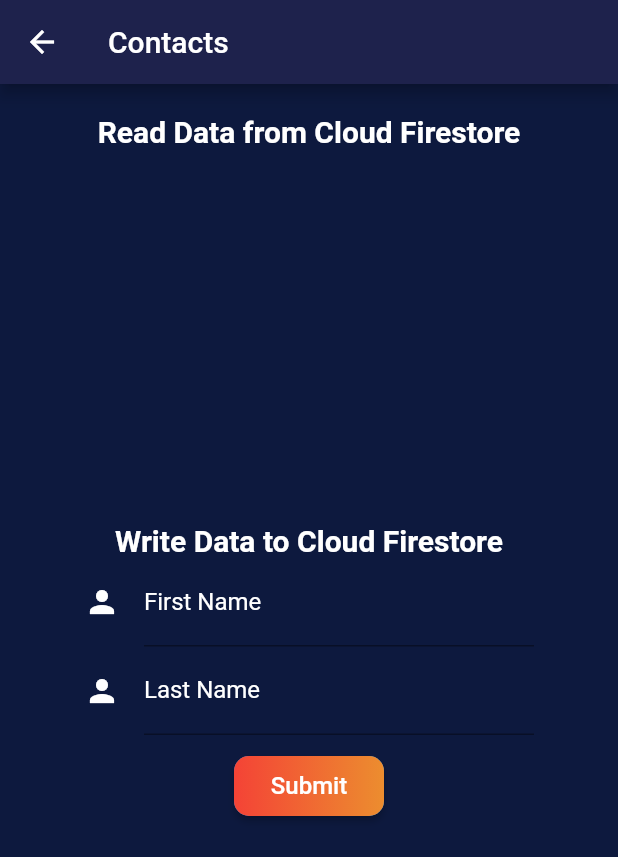
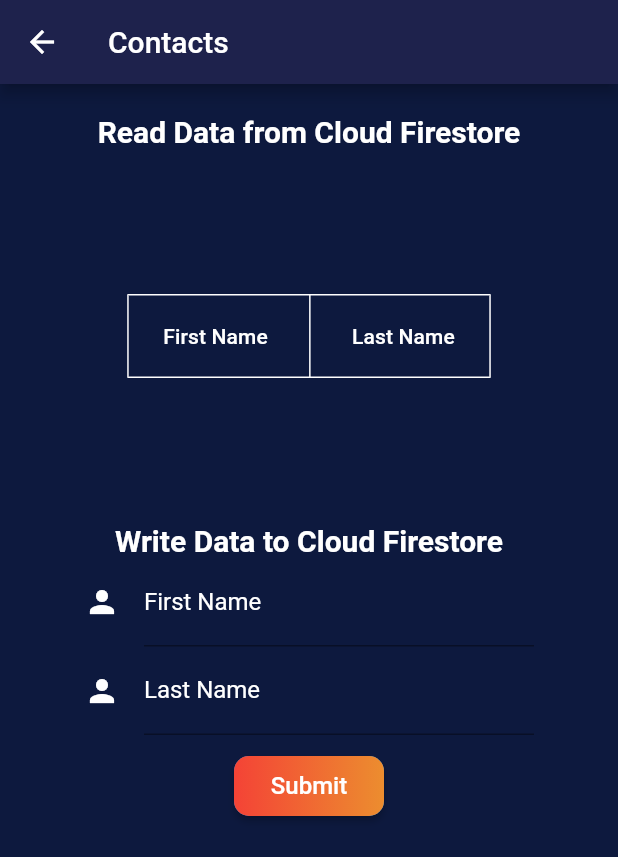
Before and after one commit to Alejandro-HUB/Aloz, a Flutter app: the ContactsSearchPage screen opened directly, on a phone screen of 412 x 824 dp. Shown: the top 857 px of the screen. Run offline on Flutter 3.47's test engine with Material 2 defaults, Android fonts, the phone set to English and light mode, and no system bars; our stand-ins replace cloud_firestore, curved_navigation_bar, email_validator, file_picker, firebase_auth, firebase_core and 2 more; missing offline and left inert: firedart; accounts and stored records are empty.

Commit message:
added contact model and data is now shown in tabular format

```diff
--- a/lib/Helpers/Firebase/storage_service.dart
+++ b/lib/Helpers/Firebase/storage_service.dart
@@ -5,7 +5,6 @@
 import 'package:firebase_storage/firebase_storage.dart';
 import 'package:firedart/firestore/firestore.dart';
 import 'package:flutter/material.dart';
-
 import '../Constants/Styling.dart';
 
 class Storage {
--- /dev/null
+++ b/lib/Helpers/Tables/TableHelpers.dart
@@ -0,0 +1,34 @@
+import 'package:flutter/material.dart';
+import 'package:projectcrm/Models/ContactsModel.dart';
+import '../Constants/Styling.dart';
+
+class TableHelpers {
+  static List<DataRow> buildContactListOfDataRows(BuildContext context,
+      List<Contact> rowsData, Color textColor, TextAlign textAlign) {
+    List<DataRow> dataRows = [];
+
+    for (int i = 0; i < rowsData.length; i++) {
+      String fistName = rowsData[i].firstName;
+      String lastName = rowsData[i].lastName;
+
+      DataRow row = DataRow(
+        cells: [
+          DataCell(Text(
+            fistName,
+            style: TextStyle(color: textColor),
+            textAlign: textAlign,
+          )),
+          DataCell(Text(
+            lastName,
+            style: TextStyle(color: textColor),
+            textAlign: textAlign,
+          )),
+        ],
+      );
+
+      dataRows.add(row);
+    }
+
+    return dataRows;
+  }
+}
--- /dev/null
+++ b/lib/Models/ContactsModel.dart
@@ -0,0 +1,20 @@
+class Contact {
+  String firstName;
+  String lastName;
+
+  Contact({
+    this.firstName = '',
+    this.lastName = '',
+  });
+
+  static List<Contact> populateContactsList(
+      final data, List<Contact> rowsData) {
+    for (int i = 0; i < data.size; i++) {
+      Contact newContact = Contact(
+          firstName: "${data.docs[i]['firstName']}",
+          lastName: "${data.docs[i]['lastName']}");
+      rowsData.add(newContact);
+    }
+    return rowsData;
+  }
+}
--- a/lib/Pages/Contacts/Contacts.dart
+++ b/lib/Pages/Contacts/Contacts.dart
@@ -3,8 +3,10 @@
 import 'package:flutter/material.dart';
 import '../../Helpers/Constants/Styling.dart';
 import 'package:firebase_core/firebase_core.dart';
+import '../../Models/ContactsModel.dart';
 import '../../firebase_options.dart';
 import 'package:firebase_storage/firebase_storage.dart';
+import '../../Helpers/Tables/TableHelpers.dart';
 
 class ContactsSearchPage extends StatefulWidget {
   @override
@@ -69,17 +71,38 @@
                             }
 
                             final data = snapshot.requireData;
+                            List<DataRow> contactRows = [];
+                            List<Contact> rowsData = [];
+
+                            if (data != null) {
+                              rowsData =
+                                  Contact.populateContactsList(data, rowsData);
+                            }
+
+                            contactRows =
+                                TableHelpers.buildContactListOfDataRows(context,
+                                    rowsData, Colors.white, TextAlign.center);
 
                             return Center(
-                              child: ListView.builder(
-                                itemCount: data.size,
-                                itemBuilder: (context, index) {
-                                  return Text(
-                                    "${data.docs[index]['firstName']} ${data.docs[index]['lastName']}",
-                                    style: TextStyle(color: Colors.white),
-                                    textAlign: TextAlign.center,
-                                  );
-                                },
+                              child: SingleChildScrollView(
+                                child: DataTable(
+                                    border:
+                                        TableBorder.all(color: Colors.white),
+                                    columns: [
+                                      DataColumn(
+                                        label: Text(
+                                          'First Name',
+                                          style: TextStyle(color: Colors.white),
+                                        ),
+                                      ),
+                                      DataColumn(
+                                        label: Text(
+                                          'Last Name',
+                                          style: TextStyle(color: Colors.white),
+                                        ),
+                                      ),
+                                    ],
+                                    rows: contactRows),
                               ),
                             );
                           },
@@ -194,14 +217,14 @@
                     if (_formKey.currentState!.validate()) {
                       ScaffoldMessenger.of(context).showSnackBar(
                         SnackBar(
-                          content: Text("Sending Data to Cloud Firestore."),
+                          content: Text("Sending Data to Cloud Firestore"),
                         ),
                       );
                       contacts
                           .add({'firstName': firstName, 'lastName': lastName})
                           .then((value) => print('Contact Added'))
-                          .catchError(
-                              (error) => print('Failed to add contact: $error'));
+                          .catchError((error) =>
+                              print('Failed to add contact: $error'));
                     }
                   },
                   style: ElevatedButton.styleFrom(
```
